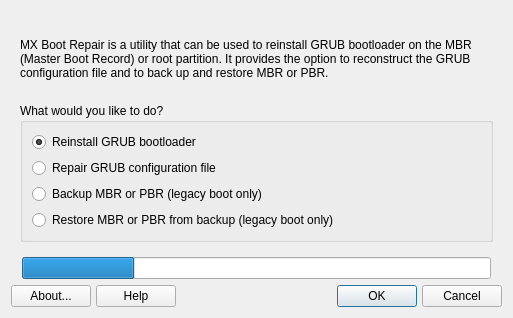
Qt form mxbootrepair.ui (darthnoob/mx-bootrepair) before a commit.
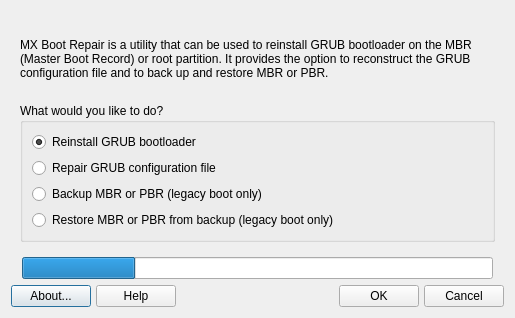
The same form after that commit. Icons and pictures are not drawn.

Patch:
```diff
--- a/mxbootrepair.ui
+++ b/mxbootrepair.ui
@@ -6,7 +6,7 @@
    <rect>
     <x>0</x>
     <y>0</y>
-    <width>513</width>
+    <width>515</width>
     <height>318</height>
    </rect>
   </property>
@@ -360,7 +360,7 @@
     </spacer>
    </item>
    <item row="2" column="0" colspan="3">
-    <layout class="QGridLayout" name="buttonBar" columnstretch="0,0,0,0,0,0,0,0,0">
+    <layout class="QGridLayout" name="buttonBar" columnstretch="0,0,0,0,0,0,0,0">
      <property name="sizeConstraint">
       <enum>QLayout::SetDefaultConstraint</enum>
      </property>
@@ -454,61 +454,6 @@
        </property>
       </widget>
      </item>
-     <item row="0" column="6">
-      <widget class="QPushButton" name="buttonOk">
-       <property name="sizePolicy">
-        <sizepolicy hsizetype="Minimum" vsizetype="Fixed">
-         <horstretch>0</horstretch>
-         <verstretch>0</verstretch>
-        </sizepolicy>
-       </property>
-       <property name="toolTip">
-        <string>Apply any changes</string>
-       </property>
-       <property name="text">
-        <string>OK</string>
-       </property>
-       <property name="icon">
-        <iconset>
-         <normaloff>../../../../../../../../usr/share/mx-bootrepair/icons/dialog-ok.png</normaloff>../../../../../../../../usr/share/mx-bootrepair/icons/dialog-ok.png</iconset>
-       </property>
-       <property name="shortcut">
-        <string/>
-       </property>
-       <property name="autoDefault">
-        <bool>true</bool>
-       </property>
-       <property name="default">
-        <bool>true</bool>
-       </property>
-      </widget>
-     </item>
-     <item row="0" column="8">
-      <widget class="QPushButton" name="buttonCancel">
-       <property name="sizePolicy">
-        <sizepolicy hsizetype="Minimum" vsizetype="Fixed">
-         <horstretch>0</horstretch>
-         <verstretch>0</verstretch>
-        </sizepolicy>
-       </property>
-       <property name="toolTip">
-        <string>Cancel any changes then quit</string>
-       </property>
-       <property name="text">
-        <string>Cancel</string>
-       </property>
-       <property name="icon">
-        <iconset>
-         <normaloff>../../../../../../../../usr/share/mx-bootrepair/icons/gtk-cancel.png</normaloff>../../../../../../../../usr/share/mx-bootrepair/icons/gtk-cancel.png</iconset>
-       </property>
-       <property name="shortcut">
-        <string>Alt+N</string>
-       </property>
-       <property name="autoDefault">
-        <bool>true</bool>
-       </property>
-      </widget>
-     </item>
      <item row="0" column="3">
       <widget class="QLabel" name="label">
        <property name="maximumSize">
@@ -531,6 +476,61 @@
        </property>
       </widget>
      </item>
+     <item row="0" column="7">
+      <widget class="QPushButton" name="buttonCancel">
+       <property name="sizePolicy">
+        <sizepolicy hsizetype="Minimum" vsizetype="Fixed">
+         <horstretch>0</horstretch>
+         <verstretch>0</verstretch>
+        </sizepolicy>
+       </property>
+       <property name="toolTip">
+        <string>Cancel any changes then quit</string>
+       </property>
+       <property name="text">
+        <string>Cancel</string>
+       </property>
+       <property name="icon">
+        <iconset theme="window-close"/>
+       </property>
+       <property name="shortcut">
+        <string>Alt+N</string>
+       </property>
+       <property name="autoDefault">
+        <bool>true</bool>
+       </property>
+      </widget>
+     </item>
+     <item row="0" column="6">
+      <widget class="QPushButton" name="buttonOk">
+       <property name="sizePolicy">
+        <sizepolicy hsizetype="Minimum" vsizetype="Fixed">
+         <horstretch>0</horstretch>
+         <verstretch>0</verstretch>
+        </sizepolicy>
+       </property>
+       <property name="toolTip">
+        <string>Apply any changes</string>
+       </property>
+       <property name="text">
+        <string>OK</string>
+       </property>
+       <property name="icon">
+        <iconset theme="dialog-ok">
+         <normaloff/>
+        </iconset>
+       </property>
+       <property name="shortcut">
+        <string/>
+       </property>
+       <property name="autoDefault">
+        <bool>true</bool>
+       </property>
+       <property name="default">
+        <bool>false</bool>
+       </property>
+      </widget>
+     </item>
     </layout>
    </item>
    <item row="1" column="0">
```
Left out of the diff: 16 changed lines with no effect on the pictures.
